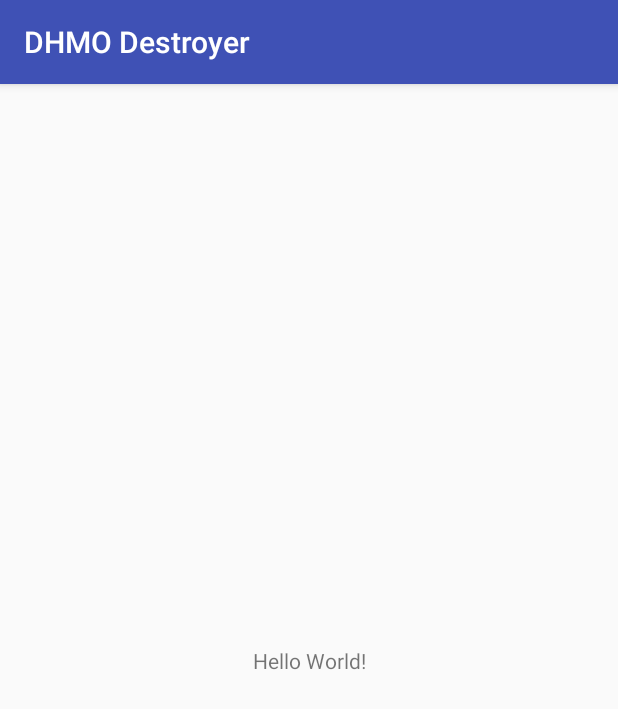
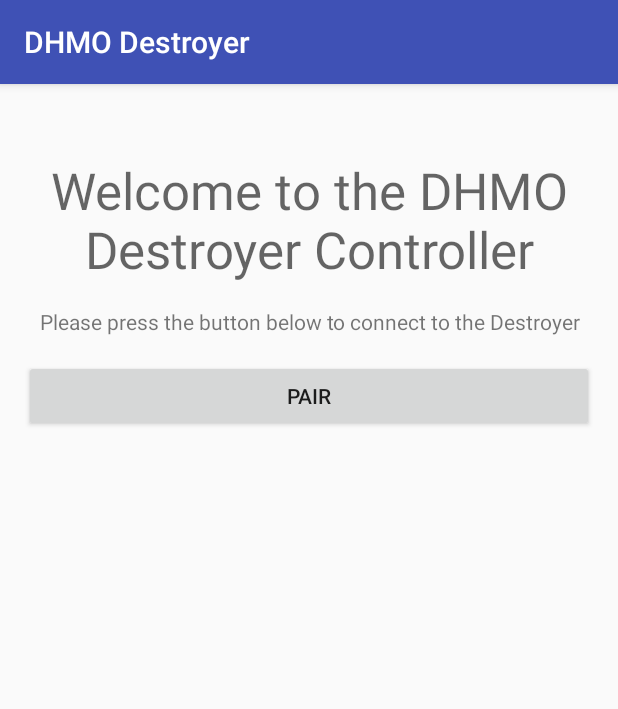
Before and after one commit to erikterwiel/DHMODestroyer, an Android app: the screen it shows after launch (MainActivity before the commit, LaunchActivity after it), on a phone screen of 412 x 824 dp. Shown: the top 709 px of the screen. Run offline under Robolectric (Android 15) with nearby library versions, the phone set to English and light mode, and no system bars.

Commit message:
Created launch layout

```diff
--- a/app/src/main/AndroidManifest.xml
+++ b/app/src/main/AndroidManifest.xml
@@ -9,7 +9,7 @@
         android:roundIcon="@mipmap/ic_launcher_round"
         android:supportsRtl="true"
         android:theme="@style/AppTheme">
-        <activity android:name=".MainActivity">
+        <activity android:name=".LaunchActivity">
             <intent-filter>
                 <action android:name="android.intent.action.MAIN" />
 
--- a/app/src/main/java/erikterwiel/dhmodestroyer/MainActivity.java
+++ b/app/src/main/java/erikterwiel/dhmodestroyer/LaunchActivity.java
@@ -3,11 +3,11 @@ package erikterwiel.dhmodestroyer;
 import android.support.v7.app.AppCompatActivity;
 import android.os.Bundle;
 
-public class MainActivity extends AppCompatActivity {
+public class LaunchActivity extends AppCompatActivity {
 
     @Override
     protected void onCreate(Bundle savedInstanceState) {
         super.onCreate(savedInstanceState);
-        setContentView(R.layout.activity_main);
+        setContentView(R.layout.activity_launch);
     }
 }
--- /dev/null
+++ b/app/src/main/res/layout/activity_launch.xml
@@ -0,0 +1,27 @@
+<?xml version="1.0" encoding="utf-8"?>
+<LinearLayout
+    xmlns:android="http://schemas.android.com/apk/res/android"
+    android:layout_width="match_parent"
+    android:layout_height="match_parent"
+    android:layout_margin="16dp"
+    android:orientation="vertical">
+    <TextView
+        android:layout_width="match_parent"
+        android:layout_height="wrap_content"
+        android:layout_marginTop="32dp"
+        android:gravity="center"
+        android:text="@string/launch_welcome"
+        android:textAppearance="@style/TextAppearance.AppCompat.Display1"/>
+    <TextView
+        android:layout_width="match_parent"
+        android:layout_height="wrap_content"
+        android:layout_marginTop="16dp"
+        android:gravity="center"
+        android:text="@string/launch_request"/>
+    <Button
+        android:id="@+id/launch_pair_button"
+        android:layout_width="match_parent"
+        android:layout_height="wrap_content"
+        android:layout_marginTop="16dp"
+        android:text="@string/launch_pair"/>
+</LinearLayout>
--- a/app/src/main/res/layout/activity_main.xml
+++ /dev/null
@@ -1,18 +0,0 @@
-<?xml version="1.0" encoding="utf-8"?>
-<android.support.constraint.ConstraintLayout xmlns:android="http://schemas.android.com/apk/res/android"
-    xmlns:app="http://schemas.android.com/apk/res-auto"
-    xmlns:tools="http://schemas.android.com/tools"
-    android:layout_width="match_parent"
-    android:layout_height="match_parent"
-    tools:context="erikterwiel.dhmodestroyer.MainActivity">
-
-    <TextView
-        android:layout_width="wrap_content"
-        android:layout_height="wrap_content"
-        android:text="Hello World!"
-        app:layout_constraintBottom_toBottomOf="parent"
-        app:layout_constraintLeft_toLeftOf="parent"
-        app:layout_constraintRight_toRightOf="parent"
-        app:layout_constraintTop_toTopOf="parent" />
-
-</android.support.constraint.ConstraintLayout>
--- a/app/src/main/res/values/strings.xml
+++ b/app/src/main/res/values/strings.xml
@@ -1,3 +1,6 @@
 <resources>
     <string name="app_name">DHMO Destroyer</string>
+    <string name="launch_welcome">Welcome to the DHMO Destroyer Controller</string>
+    <string name="launch_request">Please press the button below to connect to the Destroyer</string>
+    <string name="launch_pair">Pair</string>
 </resources>
```
